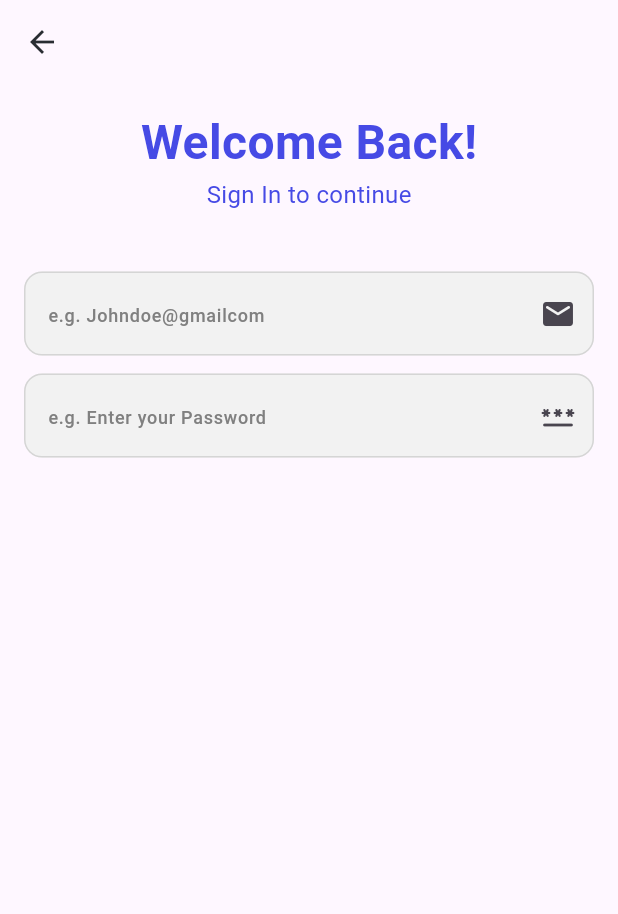
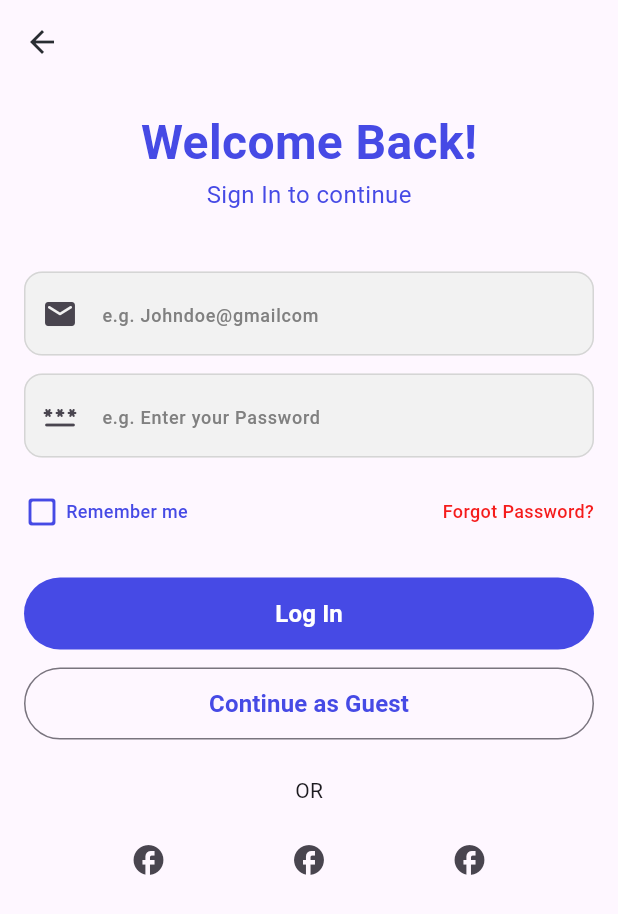
Before and after one commit to Dev-hurl/swift_mart, a Flutter app: the screen it shows after launch, on a phone screen of 412 x 824 dp. Shown: the top 914 px of the screen. Run offline on Flutter 3.47's test engine with Material 3 defaults, Android fonts, the phone set to English and light mode, and no system bars.

Commit message:
Add new image assets and signInpage

```diff
--- a/lib/core/presentation/widgets/custom_text_form_field.dart
+++ b/lib/core/presentation/widgets/custom_text_form_field.dart
@@ -26,7 +26,7 @@ class CustomTextFormField extends StatelessWidget {
       obscureText: obscureText,
 
       decoration: InputDecoration(
-        suffixIcon: Icon(icon),
+        prefixIcon: Icon(icon),
         hintText: hinText,
         hintStyle: TextStyle(
           fontSize: AppFonts.caption,
--- a/lib/features/registration/sign_in.dart
+++ b/lib/features/registration/sign_in.dart
@@ -44,7 +44,6 @@ class _SignInState extends State<SignIn> {
                 children: [
                   SizedBox(
                     width: double.infinity,
-
                     child: Column(
                       children: [
                         Column(
@@ -80,6 +79,100 @@ class _SignInState extends State<SignIn> {
                               controller: _passwordController,
                               hinText: 'e.g. Enter your Password',
                             ),
+                            SizedBox(height: 24),
+                            Row(
+                              spacing: 4,
+                              children: [
+                                Icon(
+                                  Icons.check_box_outline_blank_rounded,
+                                  color: AppColors.blue,
+                                ),
+                                Text(
+                                  'Remember me',
+                                  style: TextStyle(
+                                    fontSize: AppFonts.caption,
+                                    fontWeight: AppFonts.medium,
+                                    color: AppColors.blue,
+                                  ),
+                                ),
+                                Spacer(),
+                                Text(
+                                  'Forgot Password?',
+                                  style: TextStyle(
+                                    fontSize: AppFonts.caption,
+                                    fontWeight: AppFonts.medium,
+                                    color: AppColors.error,
+                                  ),
+                                ),
+                              ],
+                            ),
+                            SizedBox(height: 32),
+                            SizedBox(
+                              height: 48,
+                              width: double.infinity,
+                              child: FilledButton(
+                                style: FilledButton.styleFrom(
+                                  backgroundColor: AppColors.blue,
+                                ),
+                                onPressed: () {
+                                  //
+                                },
+                                child: Text(
+                                  'Log In',
+                                  style: TextStyle(
+                                    fontSize: AppFonts.body,
+                                    fontWeight: AppFonts.semibold,
+                                  ),
+                                ),
+                              ),
+                            ),
+                            SizedBox(height: 12),
+                            SizedBox(
+                              height: 48,
+                              width: double.infinity,
+                              child: OutlinedButton(
+                                style: OutlinedButton.styleFrom(
+                                  foregroundColor: AppColors.blue,
+                                ),
+                                onPressed: () {
+                                  //
+                                },
+                                child: Text(
+                                  'Continue as Guest',
+                                  style: TextStyle(
+                                    fontSize: AppFonts.body,
+                                    fontWeight: AppFonts.semibold,
+                                    color: AppColors.blue,
+                                  ),
+                                ),
+                              ),
+                            ),
+                            SizedBox(height: 24),
+                            Text('OR'),
+                            SizedBox(height: 12),
+                            Row(
+                              mainAxisAlignment: MainAxisAlignment.spaceEvenly,
+                              children: [
+                                IconButton(
+                                  onPressed: () {
+                                    //
+                                  },
+                                  icon: Icon(Icons.facebook_rounded),
+                                ),
+                                IconButton(
+                                  onPressed: () {
+                                    //
+                                  },
+                                  icon: Icon(Icons.facebook_rounded),
+                                ),
+                                IconButton(
+                                  onPressed: () {
+                                    //
+                                  },
+                                  icon: Icon(Icons.facebook_rounded),
+                                ),
+                              ],
+                            ),
                           ],
                         ),
                       ],
```
Also changed, not shown: assets/images/black tshirt.png (added), assets/images/hanger.png (added), assets/images/shoe.png (added), assets/images/woman shoe.png (added).
